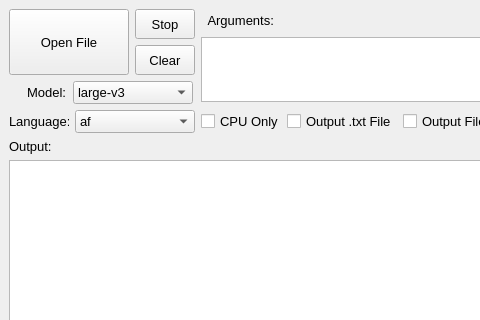
mehtabmahir/easy-whisper-ui, file mainwindow.ui: the form before one commit; both pictures show x 0 to 480 and y 0 to 320 of the 637 by 564 pixel window.
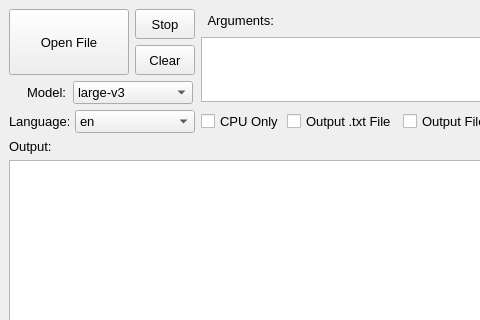
The form after the commit.

Commit message: set en as default

What changed in the file:
```diff
--- a/mainwindow.ui
+++ b/mainwindow.ui
@@ -378,6 +378,14 @@
             <height>100</height>
            </size>
           </property>
+          <property name="currentText">
+           <string>en</string>
+          </property>
+          <item>
+           <property name="text">
+            <string>en</string>
+           </property>
+          </item>
           <item>
            <property name="text">
             <string>af</string>
```
Left out of the diff: 7 changed lines with no effect on the pictures.
